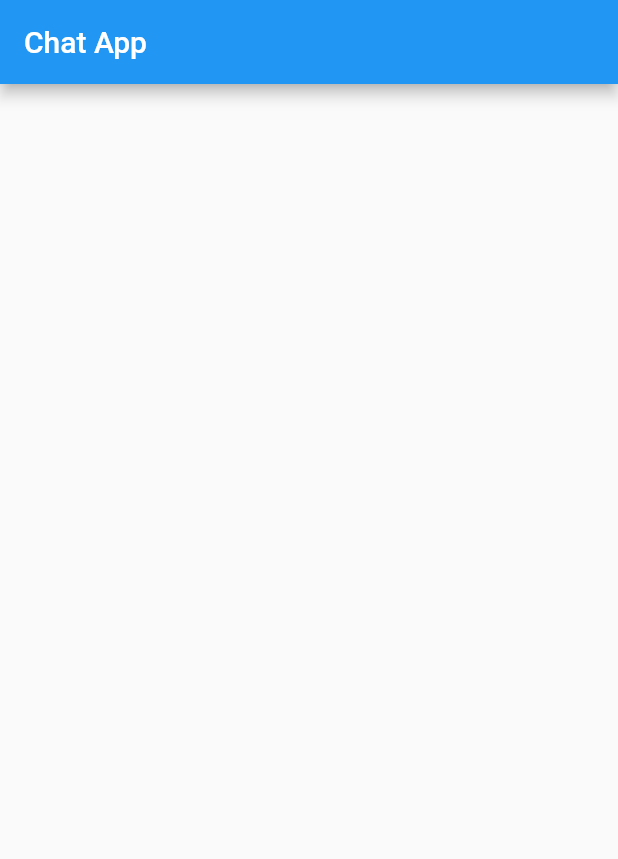
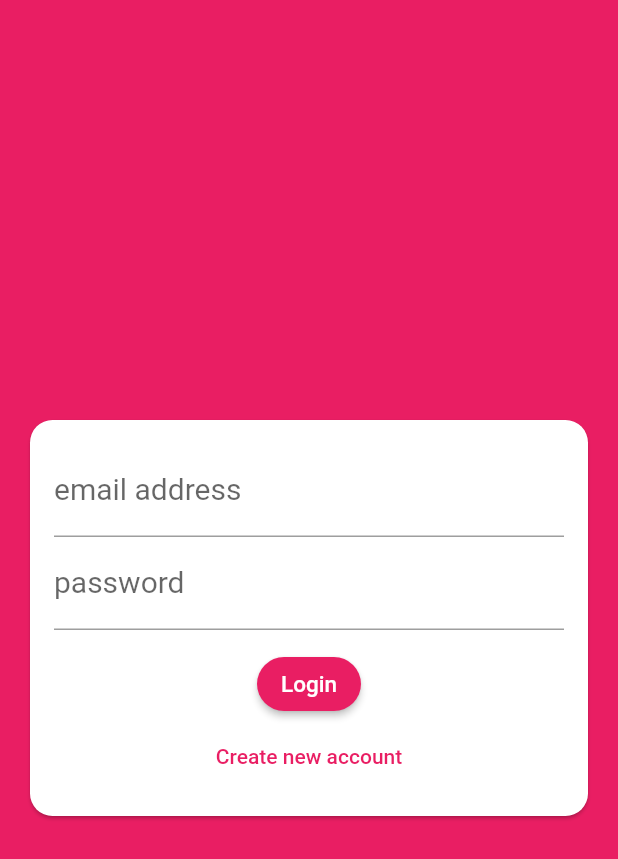
Before and after one commit to AbdArrahmanD/chat_app, a Flutter app: the screen it shows after launch, on a phone screen of 412 x 824 dp. Shown: the top 859 px of the screen. Run offline on Flutter 3.47's test engine with Material 2 defaults, Android fonts, the phone set to English and light mode, and no system bars; our stand-ins replace cloud_firestore, firebase_core; accounts and stored records are empty.

Commit message:
Creating AuthScreen

```diff
--- a/analysis_options.yaml
+++ b/analysis_options.yaml
@@ -22,7 +22,7 @@ linter:
   # `// ignore_for_file: name_of_lint` syntax on the line or in the file
   # producing the lint.
   rules:
-    # avoid_print: false  # Uncomment to disable the `avoid_print` rule
+    avoid_print: false  # Uncomment to disable the `avoid_print` rule
     # prefer_single_quotes: true  # Uncomment to enable the `prefer_single_quotes` rule
 
 # Additional information about this file can be found at
--- a/lib/main.dart
+++ b/lib/main.dart
@@ -1,9 +1,10 @@
+import 'package:chat_app/screens/auth_screen.dart';
 import 'package:firebase_core/firebase_core.dart';
 import 'package:flutter/material.dart';
 
-void main() {
+void main() async {
   WidgetsFlutterBinding.ensureInitialized();
-  Firebase.initializeApp();
+  await Firebase.initializeApp();
   runApp(const MyApp());
 }
 
@@ -16,23 +17,21 @@ class MyApp extends StatelessWidget {
       debugShowCheckedModeBanner: false,
       title: 'Chat App',
       theme: ThemeData(
-        primarySwatch: Colors.blue,
+        primarySwatch: Colors.pink,
+        backgroundColor: Colors.pink,
+        scaffoldBackgroundColor: Colors.pink,
+        colorScheme: ColorScheme.fromSwatch().copyWith(
+          secondary: Colors.deepPurple,
+        ),
+        buttonTheme: ButtonTheme.of(context).copyWith(
+          buttonColor: Colors.pink,
+          textTheme: ButtonTextTheme.primary,
+          shape: RoundedRectangleBorder(
+            borderRadius: BorderRadius.circular(15),
+          ),
+        ),
       ),
-      home: const MyHomePage(),
+      home: const AuthScreen(),
     );
   }
 }
-
-class MyHomePage extends StatelessWidget {
-  const MyHomePage({Key? key}) : super(key: key);
-
-  @override
-  Widget build(BuildContext context) {
-    return Scaffold(
-      appBar: AppBar(
-        title: const Text('Chat App'),
-      ),
-      body: Container(),
-    );
-  }
-}
--- a/lib/screens/auth_screen.dart
+++ b/lib/screens/auth_screen.dart
@@ -0,0 +1,13 @@
+import 'package:chat_app/widgets/auth_form.dart';
+import 'package:flutter/material.dart';
+
+class AuthScreen extends StatelessWidget {
+  const AuthScreen({Key? key}) : super(key: key);
+
+  @override
+  Widget build(BuildContext context) {
+    return const Scaffold(
+      body: AuthForm(),
+    );
+  }
+}
--- /dev/null
+++ b/lib/widgets/auth_form.dart
@@ -0,0 +1,125 @@
+import 'package:flutter/material.dart';
+
+class AuthForm extends StatefulWidget {
+  const AuthForm({Key? key}) : super(key: key);
+
+  @override
+  _AuthFormState createState() => _AuthFormState();
+}
+
+class _AuthFormState extends State<AuthForm> {
+  final GlobalKey<FormState> _formKey = GlobalKey<FormState>();
+  String email = '';
+  String password = '';
+  String userName = '';
+  bool isLogin = true;
+  @override
+  Widget build(BuildContext context) {
+    return Center(
+      child: Card(
+        shape: RoundedRectangleBorder(borderRadius: BorderRadius.circular(15)),
+        margin: const EdgeInsets.all(20),
+        child: SingleChildScrollView(
+          padding: const EdgeInsets.all(16),
+          child: Form(
+            key: _formKey,
+            child: Column(
+              mainAxisSize: MainAxisSize.min,
+              children: [
+                TextFormField(
+                  key: const ValueKey('email'),
+                  validator: (val) {
+                    if (val!.isEmpty || !val.contains('@')) {
+                      return 'please Enter a vaild Email';
+                    } else {
+                      return null;
+                    }
+                  },
+                  onSaved: (val) => setState(() {
+                    email = val!;
+                  }),
+                  keyboardType: TextInputType.emailAddress,
+                  decoration: const InputDecoration(
+                      labelText: 'email address',
+                      labelStyle: TextStyle(fontSize: 20)),
+                ),
+                if (!isLogin)
+                  TextFormField(
+                    key: const ValueKey('username'),
+                    validator: (val) {
+                      if (val!.isEmpty || val.length < 4) {
+                        return 'user name must be more than 4 characters';
+                      } else {
+                        return null;
+                      }
+                    },
+                    onSaved: (val) => setState(() {
+                      userName = val!;
+                    }),
+                    decoration: const InputDecoration(
+                        labelText: 'user name',
+                        labelStyle: TextStyle(fontSize: 20)),
+                  ),
+                TextFormField(
+                  key: const ValueKey('password'),
+                  validator: (val) {
+                    if (val!.isEmpty || val.length < 6) {
+                      return 'password must be more than 6 characters';
+                    } else {
+                      return null;
+                    }
+                  },
+                  onSaved: (val) => setState(() {
+                    password = val!;
+                  }),
+                  obscureText: true,
+                  decoration: const InputDecoration(
+                      labelText: 'password',
+                      labelStyle: TextStyle(fontSize: 20)),
+                ),
+                const SizedBox(height: 12),
+                ElevatedButton(
+                  style: ButtonStyle(
+                      backgroundColor: MaterialStateProperty.all(Colors.pink),
+                      shape: MaterialStateProperty.all<RoundedRectangleBorder>(
+                          RoundedRectangleBorder(
+                        borderRadius: BorderRadius.circular(20.0),
+                      ))),
+                  onPressed: submit,
+                  child: Text(
+                    isLogin ? 'Login' : 'Sign Up',
+                    style: const TextStyle(fontSize: 15),
+                  ),
+                ),
+                TextButton(
+                  onPressed: () {
+                    setState(() {
+                      isLogin = !isLogin;
+                    });
+                  },
+                  child: Text(
+                    isLogin
+                        ? 'Create new account'
+                        : 'I already have an account',
+                    style: const TextStyle(color: Colors.pink),
+                  ),
+                ),
+              ],
+            ),
+          ),
+        ),
+      ),
+    );
+  }
+
+  void submit() {
+    FocusScope.of(context).unfocus();
+    final isValid = _formKey.currentState!.validate();
+    if (isValid) {
+      _formKey.currentState!.save();
+      print('email : $email');
+      print('password : $password');
+      if (!isLogin) print('user name : $userName');
+    }
+  }
+}
```
Also changed, not shown: lib/screens/chat_screen.dart (+39 -2 lines).
